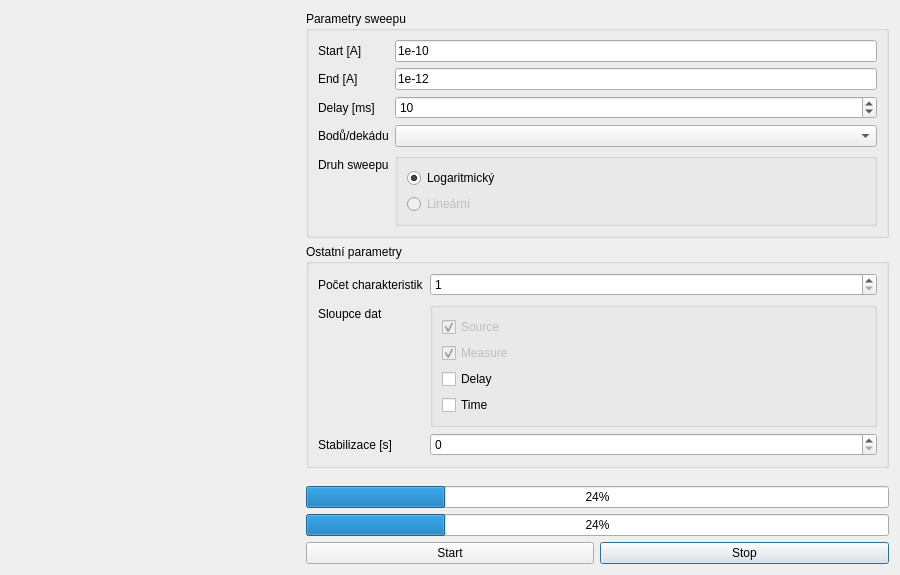
Old version of the form sweeper/gui.ui in the repository roesel/k237.
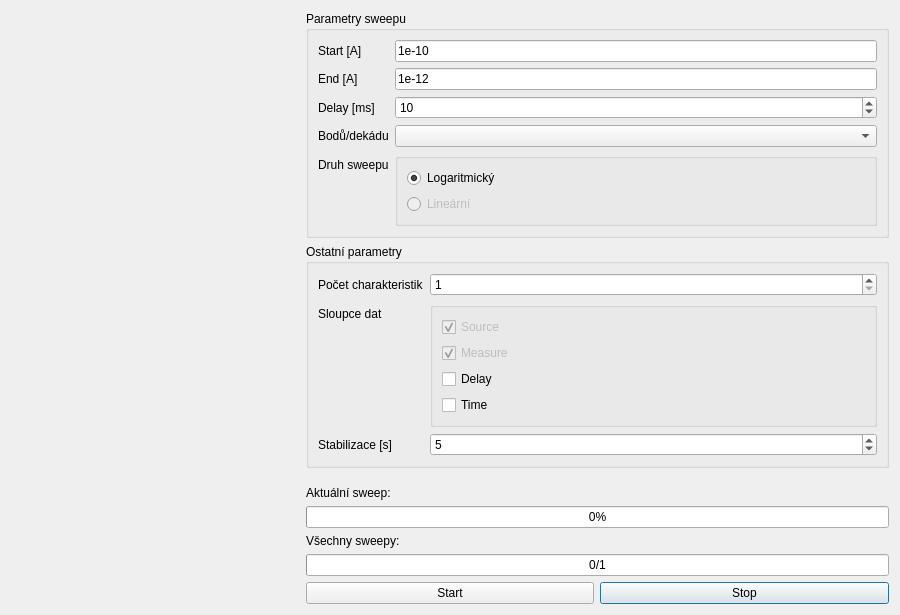
New version of the form.

```diff
--- a/sweeper/gui.ui
+++ b/sweeper/gui.ui
@@ -20,21 +20,34 @@
    <string>Sweeper</string>
   </property>
   <layout class="QGridLayout" name="gridLayout">
-   <item row="5" column="1" colspan="2">
-    <widget class="QProgressBar" name="progressBar">
+   <item row="7" column="1" colspan="2">
+    <widget class="QProgressBar" name="bigProgBar">
+     <property name="maximum">
+      <number>1</number>
+     </property>
      <property name="value">
-      <number>24</number>
+      <number>0</number>
      </property>
+     <property name="format">
+      <string>%v/%m</string>
+     </property>
     </widget>
    </item>
-   <item row="6" column="2">
+   <item row="4" column="1">
+    <widget class="QLabel" name="label_9">
+     <property name="text">
+      <string>Aktuální sweep:</string>
+     </property>
+    </widget>
+   </item>
+   <item row="8" column="2">
     <widget class="QPushButton" name="pushButton">
      <property name="text">
       <string>Stop</string>
      </property>
     </widget>
    </item>
-   <item row="0" column="0" rowspan="7">
+   <item row="0" column="0" rowspan="9">
     <widget class="QWidget" name="mplwindow" native="true">
      <property name="minimumSize">
       <size>
@@ -254,22 +267,32 @@
         <property name="maximum">
          <number>30</number>
         </property>
+        <property name="value">
+         <number>5</number>
+        </property>
        </widget>
       </item>
      </layout>
     </widget>
    </item>
-   <item row="6" column="1">
+   <item row="5" column="1" colspan="2">
+    <widget class="QProgressBar" name="littleProgBar">
+     <property name="value">
+      <number>0</number>
+     </property>
+    </widget>
+   </item>
+   <item row="8" column="1">
     <widget class="QPushButton" name="startBtn">
      <property name="text">
       <string>Start</string>
      </property>
     </widget>
    </item>
-   <item row="4" column="1" colspan="2">
-    <widget class="QProgressBar" name="progressBar_2">
-     <property name="value">
-      <number>24</number>
+   <item row="6" column="1">
+    <widget class="QLabel" name="label_10">
+     <property name="text">
+      <string>Všechny sweepy:</string>
      </property>
     </widget>
    </item>
```
Left out of the diff: 10 changed lines with no effect on the pictures.
